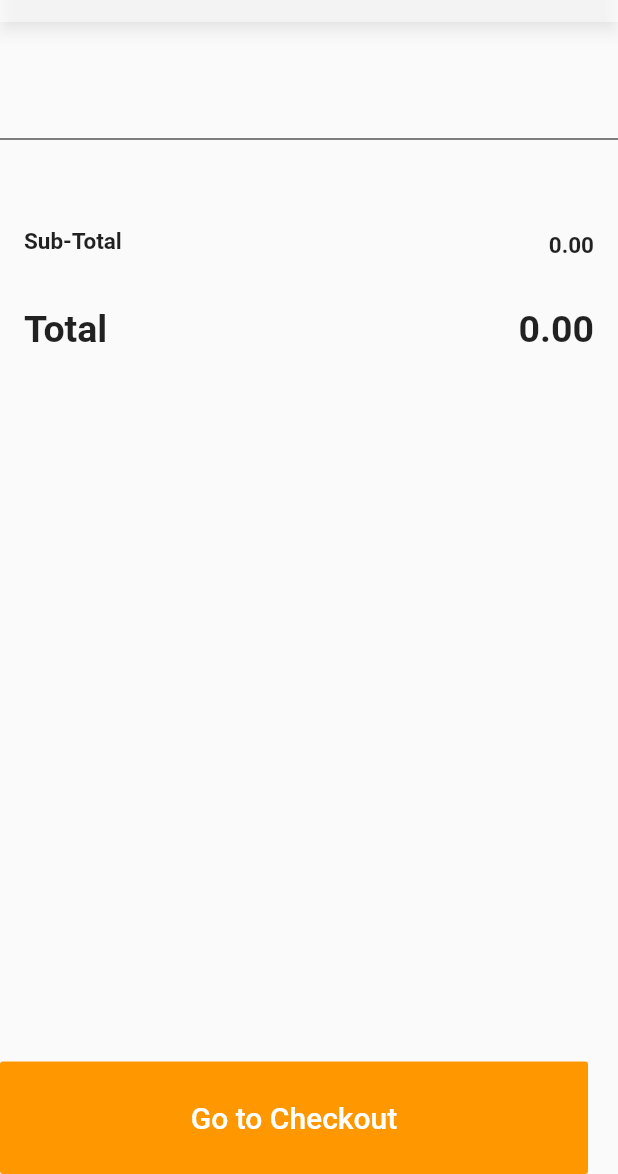
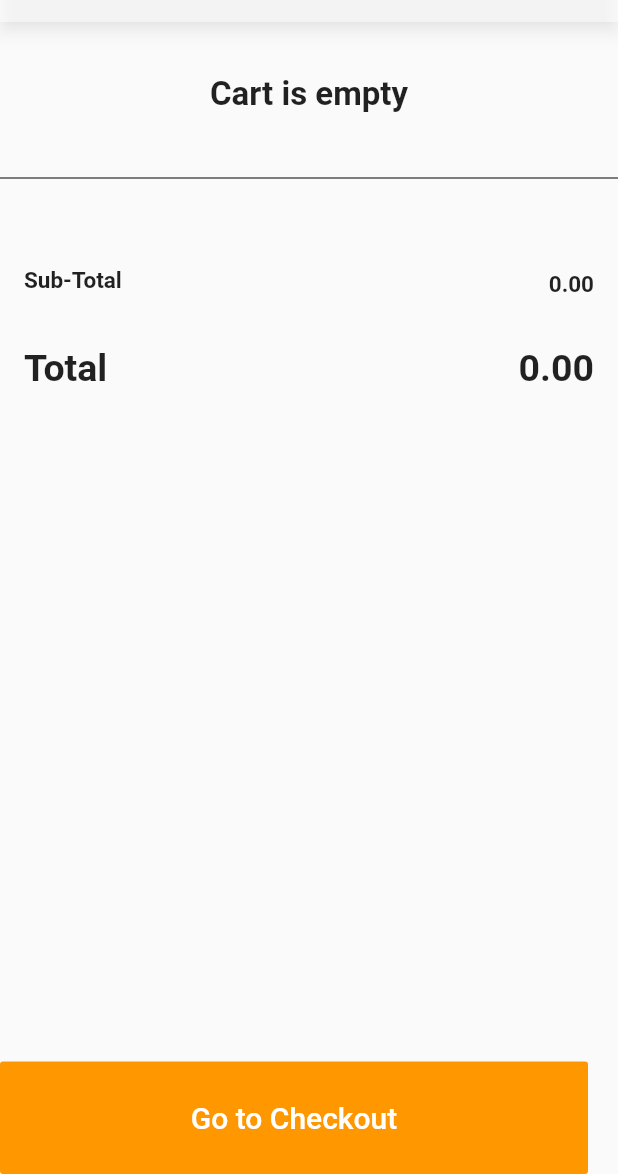
Before and after one commit to khaled45690/food_app, a Flutter app: the Cartshopscreen screen opened by its route, on a phone screen of 412 x 824 dp, the part 62-1236 px from its top. Run offline on Flutter 3.47's test engine with Material 2 defaults, Android fonts, the light colour scheme and no system bars; our stand-ins replace google_maps_flutter, shared_preferences; accounts and stored records are empty; statements that could not run were skipped.

Commit message:
made huge important changes

```diff
--- a/frontend/lib/Screens/SmallScreens/cartshopscreen.dart
+++ b/frontend/lib/Screens/SmallScreens/cartshopscreen.dart
@@ -66,18 +66,18 @@ class _CartshopscreenState extends State<Cartshopscreen> {
               SizedBox(
                 height: 35,
               ),
+              context.watch<CartItem>().cartList.length == 0  ? Text("Cart is empty",style: TextStyle(fontSize: 22, fontWeight: FontWeight.bold),)
+                  :
               Column(
                 mainAxisAlignment: MainAxisAlignment.center,
                 children: [
-                  for(int i = 0; i  < productList.length ; i++)
-                  productList.length == 0  ? Text("Cart is empty",style: TextStyle(fontSize: 22, fontWeight: FontWeight.bold),)
-                   :
+                  for(int i = 0; i  < context.read<CartItem>().cartList.length ; i++)
                    Row(
                      mainAxisAlignment: MainAxisAlignment.start,
                      children: [
 
-                     Text(' ${productList[i]["quantity"]}\*'.toString() ,style: TextStyle(fontSize:22,fontWeight: FontWeight.bold ),),
-                     Text(productList[i]["name"]??'..',style: TextStyle(fontSize:22,fontWeight: FontWeight.bold ),),
+                     Text(' ${context.watch<CartItem>().cartList[i]["quantity"]}\*'.toString() ,style: TextStyle(fontSize:22,fontWeight: FontWeight.bold ),),
+                     Text(context.watch<CartItem>().cartList[i]["name"]??'..',style: TextStyle(fontSize:22,fontWeight: FontWeight.bold ),),
 
 
 
@@ -87,11 +87,11 @@ class _CartshopscreenState extends State<Cartshopscreen> {
                          children: [
                            Row(
                              children: [
-                         Text("\$ ${productList[i]['price']*productList[i]["quantity"]}".toString()   ,style: TextStyle(fontSize: 22,fontWeight: FontWeight.bold),),
+                         Text("\$ ${context.watch<CartItem>().cartList[i]['price']*context.watch<CartItem>().cartList[i]["quantity"]}".toString()   ,style: TextStyle(fontSize: 22,fontWeight: FontWeight.bold),),
 
                                IconButton(onPressed: (){
                             CartItem cartItem = Provider.of<CartItem>(context , listen: false);
-                            cartItem.removeCartItem(productInfo);
+                            cartItem.removeCartItem(context.read<CartItem>().cartList[i]);
 
                                }, icon: Icon(Icons.close,color: Colors.red,)),
                              ],
```
Also changed, not shown: frontend/lib/models/CartItem.dart (+3 -4 lines).
